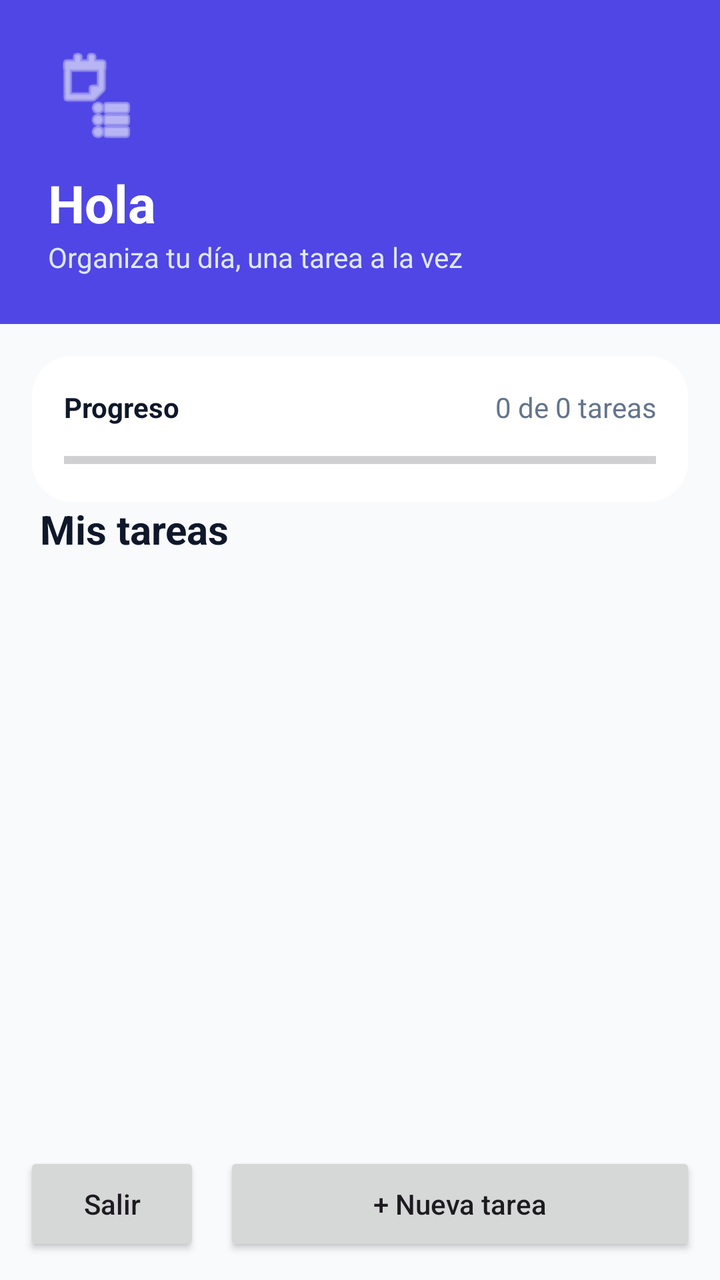
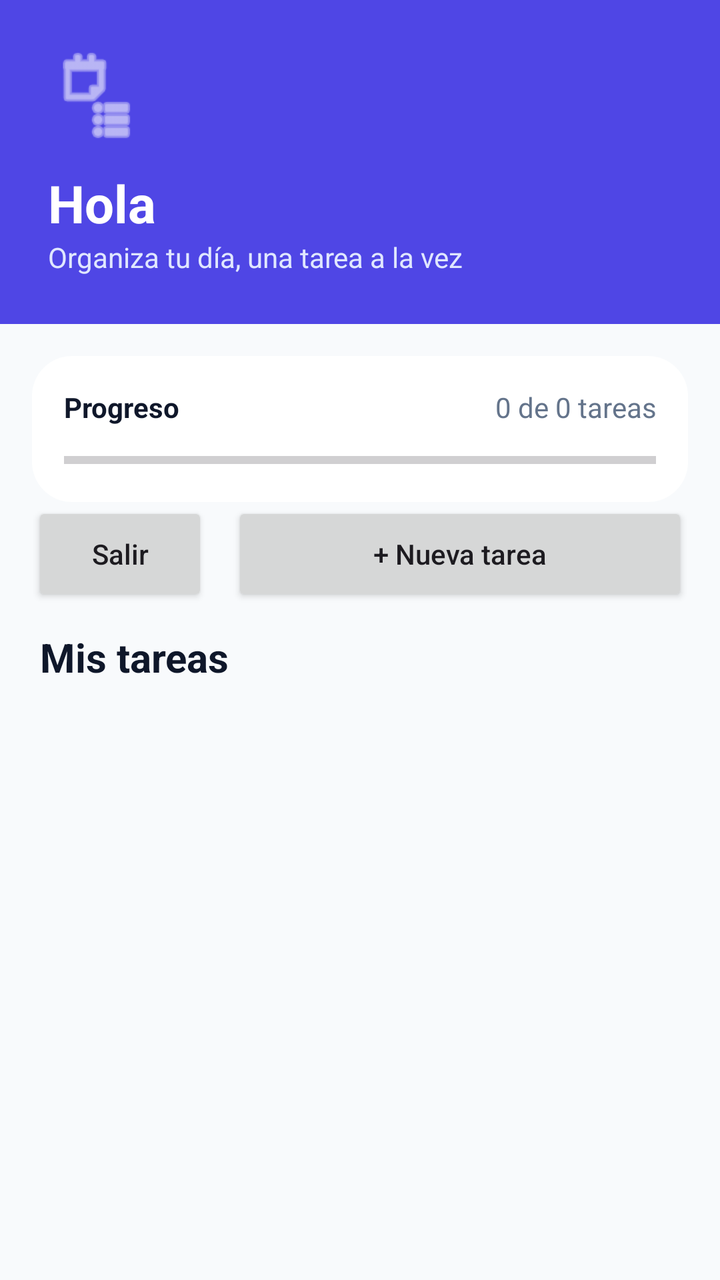

The first picture is an Android layout as it rendered before a commit; the second is the same layout after the commit. The layout source and the unified diff follow.
<!-- AndroidManifest.xml: application theme Theme.SandboxGood -->
<!-- res/layout/activity_dashboard.xml -->
<?xml version="1.0" encoding="utf-8"?>
<androidx.constraintlayout.widget.ConstraintLayout xmlns:android="http://schemas.android.com/apk/res/android" xmlns:app="http://schemas.android.com/apk/res-auto" android:layout_width="match_parent" android:layout_height="match_parent" android:background="#F8FAFC">
    <LinearLayout android:id="@+id/header" android:layout_width="0dp" android:layout_height="wrap_content" android:background="#4F46E5" android:orientation="vertical" android:padding="24dp" app:layout_constraintEnd_toEndOf="parent" app:layout_constraintStart_toStartOf="parent" app:layout_constraintTop_toTopOf="parent">
        <ImageView android:layout_width="48dp" android:layout_height="48dp" android:contentDescription="Logo de TaskMaster" android:src="@android:drawable/ic_menu_agenda" app:tint="#FFFFFF" />
        <TextView android:id="@+id/tvGreeting" android:layout_width="wrap_content" android:layout_height="wrap_content" android:layout_marginTop="12dp" android:text="Hola" android:textColor="#FFFFFF" android:textSize="26sp" android:textStyle="bold" />
        <TextView android:layout_width="wrap_content" android:layout_height="wrap_content" android:text="Organiza tu día, una tarea a la vez" android:textColor="#E0E7FF" android:textSize="14sp" />
    </LinearLayout>
    <TableLayout android:id="@+id/progressTable" android:layout_width="0dp" android:layout_height="wrap_content" android:layout_margin="16dp" android:background="@drawable/bg_card" android:padding="16dp" android:stretchColumns="1" app:layout_constraintEnd_toEndOf="parent" app:layout_constraintStart_toStartOf="parent" app:layout_constraintTop_toBottomOf="@id/header">
        <TableRow>
            <TextView android:text="Progreso" android:textColor="#0F172A" android:textStyle="bold" />
            <TextView android:id="@+id/tvProgress" android:gravity="end" android:text="0 de 0 tareas" android:textColor="#64748B" />
        </TableRow>
        <ProgressBar android:id="@+id/progressTasks" style="?android:attr/progressBarStyleHorizontal" android:layout_width="match_parent" android:layout_height="10dp" android:layout_marginTop="12dp" android:max="100" android:progress="0" />
    </TableLayout>
    <TextView android:id="@+id/tvSectionTitle" android:layout_width="0dp" android:layout_height="wrap_content" android:layout_marginHorizontal="20dp" android:text="Mis tareas" android:textColor="#0F172A" android:textSize="20sp" android:textStyle="bold" app:layout_constraintEnd_toEndOf="parent" app:layout_constraintStart_toStartOf="parent" app:layout_constraintTop_toBottomOf="@id/progressTable" />
    <TextView android:id="@+id/tvEmpty" android:layout_width="wrap_content" android:layout_height="wrap_content" android:text="Aún no tienes tareas" android:textColor="#64748B" android:visibility="gone" app:layout_constraintBottom_toBottomOf="@id/recyclerTasks" app:layout_constraintEnd_toEndOf="@id/recyclerTasks" app:layout_constraintStart_toStartOf="@id/recyclerTasks" app:layout_constraintTop_toTopOf="@id/recyclerTasks" />
    <androidx.recyclerview.widget.RecyclerView android:id="@+id/recyclerTasks" android:layout_width="0dp" android:layout_height="0dp" android:layout_marginTop="8dp" android:clipToPadding="false" android:paddingHorizontal="16dp" android:paddingBottom="8dp" app:layout_constraintBottom_toTopOf="@id/actions" app:layout_constraintEnd_toEndOf="parent" app:layout_constraintStart_toStartOf="parent" app:layout_constraintTop_toBottomOf="@id/tvSectionTitle" />
    <LinearLayout android:id="@+id/actions" android:layout_width="0dp" android:layout_height="wrap_content" android:orientation="horizontal" android:padding="12dp" app:layout_constraintBottom_toBottomOf="parent" app:layout_constraintEnd_toEndOf="parent" app:layout_constraintStart_toStartOf="parent">
        <Button android:id="@+id/btnLogout" android:layout_width="wrap_content" android:layout_height="52dp" android:text="Salir" android:textAllCaps="false" />
        <Button android:id="@+id/btnAddTask" android:layout_width="0dp" android:layout_height="52dp" android:layout_marginStart="12dp" android:layout_weight="1" android:text="+ Nueva tarea" android:textAllCaps="false" />
    </LinearLayout>
</androidx.constraintlayout.widget.ConstraintLayout>
<!-- resources referenced by this layout -->
<resources>
  <!-- drawable bg_card (drawable) -->
  <?xml version="1.0" encoding="utf-8"?>
  <shape xmlns:android="http://schemas.android.com/apk/res/android">
  
      <corners android:radius="20dp" />
  
      <solid android:color="#FFFFFF" />
  
  </shape>
  <style name="Theme.SandboxGood" parent="Base.Theme.SandboxGood" />
  <style name="Base.Theme.SandboxGood" parent="Theme.Material3.DayNight.NoActionBar">
          
          
      </style>
</resources>

<!-- the commit's change to res/layout/activity_dashboard.xml (unified diff, before → after) -->
@@ -12,11 +12,11 @@
         </TableRow>
         <ProgressBar android:id="@+id/progressTasks" style="?android:attr/progressBarStyleHorizontal" android:layout_width="match_parent" android:layout_height="10dp" android:layout_marginTop="12dp" android:max="100" android:progress="0" />
     </TableLayout>
-    <TextView android:id="@+id/tvSectionTitle" android:layout_width="0dp" android:layout_height="wrap_content" android:layout_marginHorizontal="20dp" android:text="Mis tareas" android:textColor="#0F172A" android:textSize="20sp" android:textStyle="bold" app:layout_constraintEnd_toEndOf="parent" app:layout_constraintStart_toStartOf="parent" app:layout_constraintTop_toBottomOf="@id/progressTable" />
-    <TextView android:id="@+id/tvEmpty" android:layout_width="wrap_content" android:layout_height="wrap_content" android:text="Aún no tienes tareas" android:textColor="#64748B" android:visibility="gone" app:layout_constraintBottom_toBottomOf="@id/recyclerTasks" app:layout_constraintEnd_toEndOf="@id/recyclerTasks" app:layout_constraintStart_toStartOf="@id/recyclerTasks" app:layout_constraintTop_toTopOf="@id/recyclerTasks" />
-    <androidx.recyclerview.widget.RecyclerView android:id="@+id/recyclerTasks" android:layout_width="0dp" android:layout_height="0dp" android:layout_marginTop="8dp" android:clipToPadding="false" android:paddingHorizontal="16dp" android:paddingBottom="8dp" app:layout_constraintBottom_toTopOf="@id/actions" app:layout_constraintEnd_toEndOf="parent" app:layout_constraintStart_toStartOf="parent" app:layout_constraintTop_toBottomOf="@id/tvSectionTitle" />
-    <LinearLayout android:id="@+id/actions" android:layout_width="0dp" android:layout_height="wrap_content" android:orientation="horizontal" android:padding="12dp" app:layout_constraintBottom_toBottomOf="parent" app:layout_constraintEnd_toEndOf="parent" app:layout_constraintStart_toStartOf="parent">
+    <LinearLayout android:id="@+id/actions" android:layout_width="0dp" android:layout_height="wrap_content" android:orientation="horizontal" android:paddingHorizontal="16dp" android:paddingBottom="12dp" app:layout_constraintEnd_toEndOf="parent" app:layout_constraintStart_toStartOf="parent" app:layout_constraintTop_toBottomOf="@id/progressTable">
         <Button android:id="@+id/btnLogout" android:layout_width="wrap_content" android:layout_height="52dp" android:text="Salir" android:textAllCaps="false" />
         <Button android:id="@+id/btnAddTask" android:layout_width="0dp" android:layout_height="52dp" android:layout_marginStart="12dp" android:layout_weight="1" android:text="+ Nueva tarea" android:textAllCaps="false" />
     </LinearLayout>
+    <TextView android:id="@+id/tvSectionTitle" android:layout_width="0dp" android:layout_height="wrap_content" android:layout_marginHorizontal="20dp" android:text="Mis tareas" android:textColor="#0F172A" android:textSize="20sp" android:textStyle="bold" app:layout_constraintEnd_toEndOf="parent" app:layout_constraintStart_toStartOf="parent" app:layout_constraintTop_toBottomOf="@id/actions" />
+    <TextView android:id="@+id/tvEmpty" android:layout_width="wrap_content" android:layout_height="wrap_content" android:text="Aún no tienes tareas" android:textColor="#64748B" android:visibility="gone" app:layout_constraintBottom_toBottomOf="@id/recyclerTasks" app:layout_constraintEnd_toEndOf="@id/recyclerTasks" app:layout_constraintStart_toStartOf="@id/recyclerTasks" app:layout_constraintTop_toTopOf="@id/recyclerTasks" />
+    <androidx.recyclerview.widget.RecyclerView android:id="@+id/recyclerTasks" android:layout_width="0dp" android:layout_height="0dp" android:layout_marginTop="8dp" android:clipToPadding="false" android:paddingHorizontal="16dp" android:paddingBottom="16dp" app:layout_constraintBottom_toBottomOf="parent" app:layout_constraintEnd_toEndOf="parent" app:layout_constraintStart_toStartOf="parent" app:layout_constraintTop_toBottomOf="@id/tvSectionTitle" />
 </androidx.constraintlayout.widget.ConstraintLayout>
